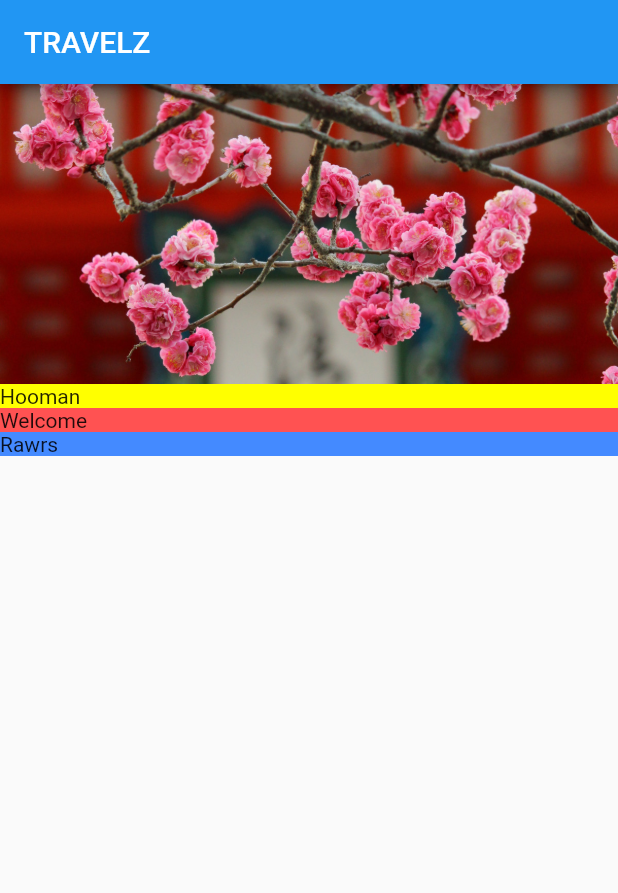
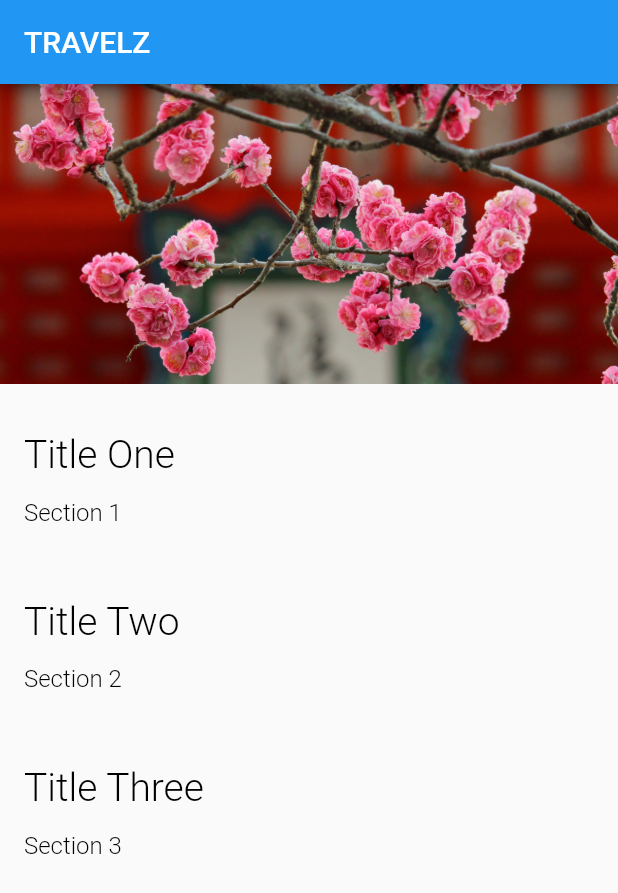
Before and after one commit to jetrotullroa/learn_flutter, a Flutter app: the screen it shows after launch, on a phone screen of 412 x 824 dp. Shown: the top 893 px of the screen. Run offline on Flutter 3.47's test engine with Material 2 defaults, Android fonts, the phone set to English and light mode, and no system bars; Roboto replaces fonts that are missing (Monsterrat).

Commit message:
Text Styling

```diff
--- a/lib/main.dart
+++ b/lib/main.dart
@@ -1,5 +1,6 @@
 import 'package:flutter/material.dart';
 import 'package:travel_app/screens/location_detail/location_detail.dart';
+import 'package:travel_app/style.dart';
 
 void main() {
   runApp(MyApp());
@@ -12,6 +13,10 @@ class MyApp extends StatelessWidget {
     return MaterialApp(
       title: 'Flutter Demo',
       theme: ThemeData(
+        appBarTheme:
+            AppBarTheme(textTheme: TextTheme(headline1: AppBarTextStyle)),
+        textTheme:
+            TextTheme(headline6: TitleTextStyle, bodyText1: BodyTextStyle),
         // This is the theme of your application.
         //
         // Try running your application with "flutter run". You'll see the
--- a/lib/screens/location_detail/location_detail.dart
+++ b/lib/screens/location_detail/location_detail.dart
@@ -10,9 +10,9 @@ class LocationDetail extends StatelessWidget {
       crossAxisAlignment: CrossAxisAlignment.stretch,
       children: [
         ImageBanner("assets/images/kiyomizu-dera.jpg"),
-        TextSection(Colors.yellowAccent, Text("Hooman")),
-        TextSection(Colors.redAccent, Text("Welcome")),
-        TextSection(Colors.blueAccent, Text("Rawrs")),
+        TextSection("Title One", "Section 1"),
+        TextSection("Title Two", "Section 2"),
+        TextSection("Title Three", "Section 3"),
       ],
     );
   }
--- a/lib/screens/location_detail/text_section.dart
+++ b/lib/screens/location_detail/text_section.dart
@@ -1,12 +1,28 @@
 import 'package:flutter/material.dart';
 
 class TextSection extends StatelessWidget {
-  final Color _color;
-  final Text _text;
-
-  TextSection(this._color, this._text);
+  final String _title;
+  final String _body;
+  static const double _hPad = 16.0;
+  TextSection(this._title, this._body);
   @override
   Widget build(BuildContext context) {
-    return Container(decoration: BoxDecoration(color: _color), child: _text);
+    return Column(
+        mainAxisAlignment: MainAxisAlignment.start,
+        crossAxisAlignment: CrossAxisAlignment.stretch,
+        children: [
+          Container(
+              padding: const EdgeInsets.fromLTRB(_hPad, 32.0, _hPad, 4.0),
+              child: Text(
+                _title,
+                style: Theme.of(context).textTheme.headline6,
+              )),
+          Container(
+              padding: const EdgeInsets.fromLTRB(_hPad, 10.0, _hPad, _hPad),
+              child: Text(
+                _body,
+                style: Theme.of(context).textTheme.bodyText1,
+              ))
+        ]);
   }
 }
--- /dev/null
+++ b/lib/style.dart
@@ -0,0 +1,26 @@
+import 'package:flutter/material.dart';
+import 'package:flutter/painting.dart';
+
+const LargeTextSize = 26.0;
+const MediumTextSize = 20.0;
+const BodyTextSize = 16.0;
+
+const String FontNameDefault = 'Monsterrat';
+
+const AppBarTextStyle = TextStyle(
+    fontFamily: FontNameDefault,
+    fontWeight: FontWeight.w300,
+    fontSize: MediumTextSize,
+    color: Colors.white);
+
+const TitleTextStyle = TextStyle(
+    fontFamily: FontNameDefault,
+    fontWeight: FontWeight.w300,
+    fontSize: LargeTextSize,
+    color: Colors.black);
+
+const BodyTextStyle = TextStyle(
+    fontFamily: FontNameDefault,
+    fontWeight: FontWeight.w300,
+    fontSize: BodyTextSize,
+    color: Colors.black);
```
Also changed, not shown: pubspec.yaml (+7 -11 lines).
